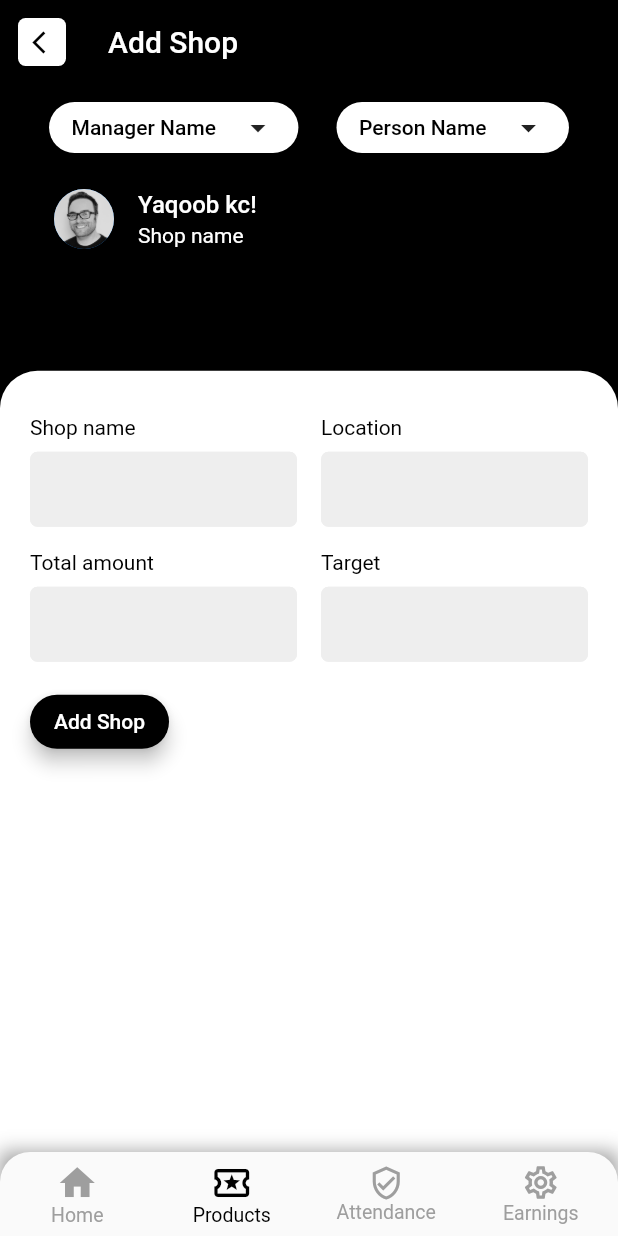
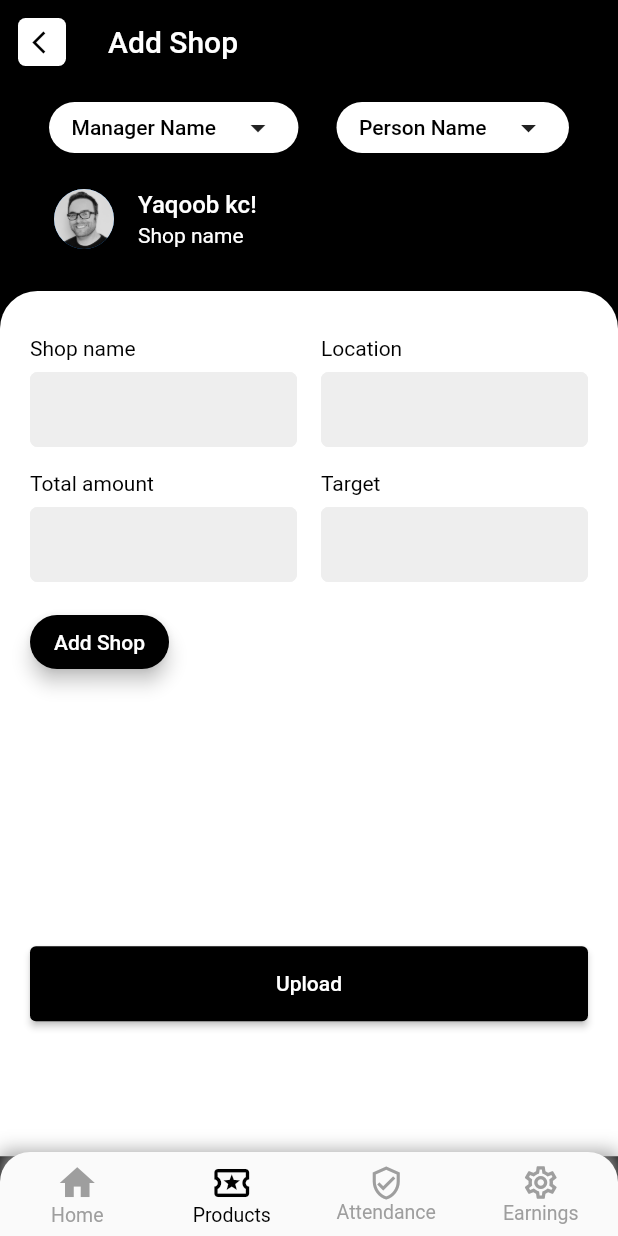
Before and after one commit to sauravkoduvalli/Prospello_test, a Flutter app: the screen it shows after launch, item 2 of the bottom bar chosen, on a phone screen of 412 x 824 dp. Run offline on Flutter 3.47's test engine with Material 2 defaults, Android fonts, the phone set to English and light mode, and no system bars; our stand-ins replace fl_chart, percent_indicator.

Commit message:
design completed

```diff
--- a/lib/screen/add_report_screen.dart
+++ b/lib/screen/add_report_screen.dart
@@ -41,15 +41,12 @@ class _AddReportScreenState extends State<AddReportScreen> {
     double screenWidth = MediaQuery.of(context).size.width;
     return Scaffold(
       appBar: appBar(),
-      body: Stack(
-        alignment: Alignment.bottomCenter,
+      body: SingleChildScrollView(
+        child: Column(
           children: [
-          // stack first child
-          Column(
-            children: [
+            // first child(Black bg part)
             Padding(
-                padding:
-                    const EdgeInsets.symmetric(horizontal: 20, vertical: 12),
+              padding: const EdgeInsets.symmetric(horizontal: 20, vertical: 12),
               child: Column(
                 children: [
                   Row(
@@ -72,13 +69,8 @@ class _AddReportScreenState extends State<AddReportScreen> {
                 ],
               ),
             ),
-            ],
-          ),
-
-          /// stack second child
-          Positioned(
-            // top: 130,
-            child: Container(
+            // second child (White bg part)
+            Container(
               height: screenHeight * 0.7,
               width: screenWidth,
               padding: const EdgeInsets.symmetric(horizontal: 20, vertical: 30),
@@ -89,14 +81,16 @@ class _AddReportScreenState extends State<AddReportScreen> {
                   topLeft: Radius.circular(25),
                 ),
               ),
+              child: Column(
+                mainAxisAlignment: MainAxisAlignment.spaceEvenly,
+                children: [
+                  Expanded(
                     child: ListView.builder(
                       itemCount: shopList.length,
-                  itemBuilder: (BuildContext context, int index) {
-                    return ListView(
                       shrinkWrap: true,
                       physics: const BouncingScrollPhysics(),
-                      children: [
-                        Column(
+                      itemBuilder: (BuildContext context, int index) {
+                        return Column(
                           children: [
                             Row(
                               children: [
@@ -174,23 +168,26 @@ class _AddReportScreenState extends State<AddReportScreen> {
                             ),
                             UIHelper.verticalSpaceMedium(),
                           ],
-                        )
-                        // SizedBox(height: screenHeight * 0.16),
-                        // SizedBox(
-                        //   height: 50,
-                        //   child: ElevatedButton(
-                        //     onPressed: () {},
-                        //     child: const Text('Upload'),
-                        //     style: ElevatedButton.styleFrom(
-                        //         primary: primaryDark, onPrimary: primarylight),
-                        //   ),
-                        // ),
+                        );
+                      },
+                    ),
+                  ),
+                  SizedBox(
+                    height: 50,
+                    width: double.infinity,
+                    child: ElevatedButton(
+                      onPressed: () {},
+                      child: const Text('Upload'),
+                      style: ElevatedButton.styleFrom(
+                          primary: primaryDark, onPrimary: primarylight),
+                    ),
+                  ),
+                  const SizedBox(height: 60),
                 ],
-                    );
-                  }),
               ),
             ),
           ],
+        ),
       ),
     );
   }
--- a/pubspec.yaml
+++ b/pubspec.yaml
@@ -18,7 +18,6 @@ dependencies:
   cupertino_icons: ^1.0.2
   page_transition: ^2.0.5
   percent_indicator: ^4.0.0
-  syncfusion_flutter_charts: ^19.4.56
   fl_chart: ^0.46.0
   toggle_bar: ^1.0.0
 
```
Also changed, not shown: pubspec.lock, 1 other file. Lines whose indentation alone changed are shown as unchanged.
